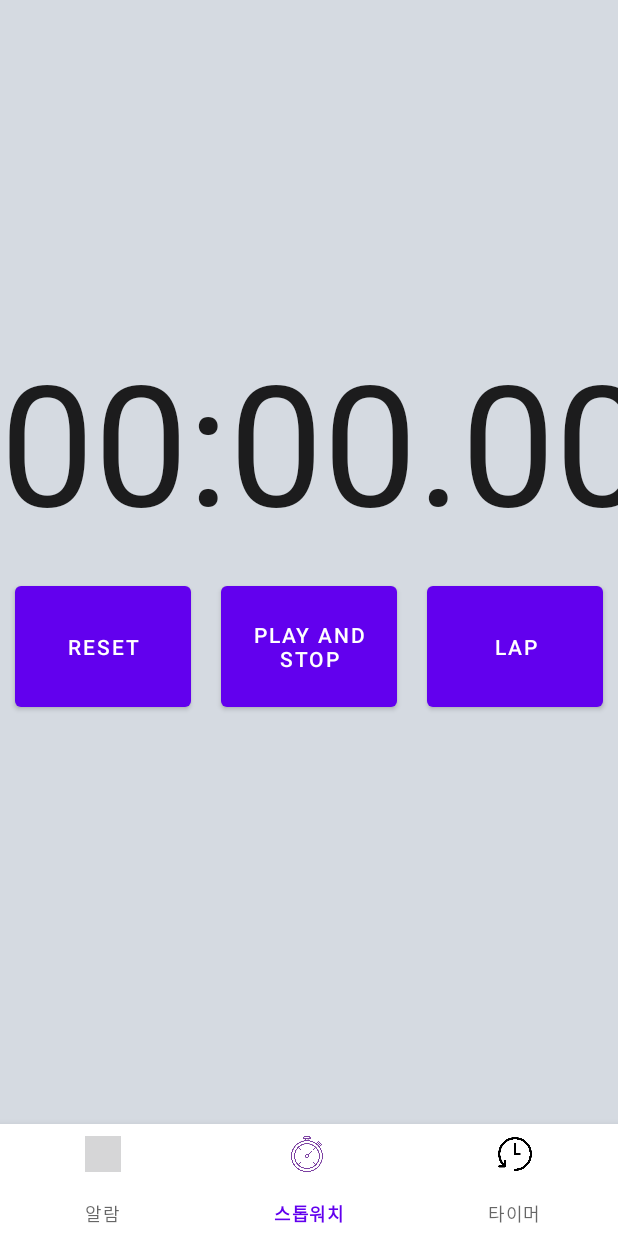
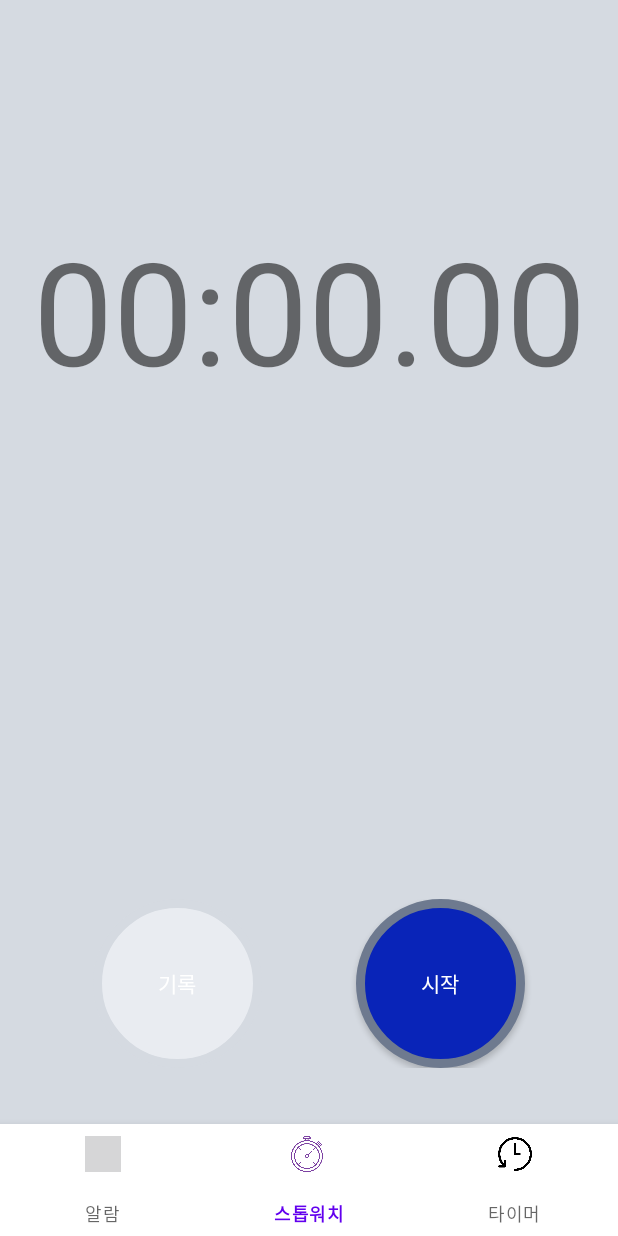
Before and after one commit to twaun95/Clock, an Android app: the screen it shows after launch (MainActivity), item 2 of the bottom bar chosen, on a phone screen of 412 x 824 dp. Run offline under Robolectric (Android 15) with nearby library versions, the phone set to English and light mode, and no system bars; our stand-ins replace data binding.

Commit message:
스톱워치 뷰 & 버튼 로직

```diff
--- /dev/null
+++ b/app/src/main/java/com/twaun95/clock/presentation/extensions/String.kt
@@ -0,0 +1,19 @@
+package com.twaun95.clock.presentation.extensions
+
+import java.text.DecimalFormat
+
+fun Int.toDigitFormat(digitCount: Int) : String{
+//    var pattern = ""
+//    repeat(digitCount) { pattern += "0" }
+
+    val formatted = DecimalFormat("00")
+    return formatted.format(this)
+}
+
+fun Int.toDivFormat(digitCount: Int) : String{
+//    var pattern = ""
+//    repeat(digitCount) { pattern += "0" }
+
+    val formatted = DecimalFormat("00")
+    return "${formatted.format(this)} : "
+}
--- a/app/src/main/java/com/twaun95/clock/presentation/ui/stopwatch/StopwatchFragment.kt
+++ b/app/src/main/java/com/twaun95/clock/presentation/ui/stopwatch/StopwatchFragment.kt
@@ -37,20 +37,6 @@ class StopwatchFragment :
             lapAdapter.update(this.fragmentVM.lapList)
         }
 
-        binding.buttonPlayStop.setOnSingleClickListener {
-            when (this.fragmentVM.state.value) {
-                StopWatchState.IDLE -> {
-                    fragmentVM.startTimer()
-                }
-                StopWatchState.RUNNING -> {
-                    fragmentVM.pauseTimer()
-                }
-                StopWatchState.PAUSE -> {
-                    fragmentVM.startTimer()
-                }
-            }
-        }
-
         binding.buttonLap.setOnSingleClickListener {
             this.fragmentVM.addLapTime()
             lapAdapter.update(this.fragmentVM.lapList)
--- a/app/src/main/java/com/twaun95/clock/presentation/ui/stopwatch/StopwatchFragmentViewModel.kt
+++ b/app/src/main/java/com/twaun95/clock/presentation/ui/stopwatch/StopwatchFragmentViewModel.kt
@@ -1,6 +1,8 @@
 package com.twaun95.clock.presentation.ui.stopwatch
 
 import com.twaun95.clock.common.MutableNonNullLiveData
+import com.twaun95.clock.presentation.extensions.toDigitFormat
+import com.twaun95.clock.presentation.extensions.toDivFormat
 import com.twaun95.core.base.BaseViewModel
 import java.text.DecimalFormat
 import java.util.*
@@ -8,12 +10,34 @@ import kotlin.concurrent.timer
 
 class StopwatchFragmentViewModel : BaseViewModel() {
 
+    //TODO uniform 딱 맞게 구현
     val state by lazy { MutableNonNullLiveData<StopWatchState>(StopWatchState.IDLE) }
 
     val time by lazy { MutableNonNullLiveData(0) } // 1000-1초
     private var timerTask: Timer? = null
 
+    val minute by lazy { MutableNonNullLiveData("00") }
+    val sec by lazy { MutableNonNullLiveData("00") }
+    val mSec by lazy { MutableNonNullLiveData("00") }
+
     val lapList = mutableListOf<Lap>()
+
+
+
+    fun playOrPause() {
+        when (state.value) {
+            StopWatchState.IDLE -> {
+                startTimer()
+            }
+            StopWatchState.RUNNING -> {
+                pauseTimer()
+            }
+            StopWatchState.PAUSE -> {
+                startTimer()
+            }
+        }
+    }
+
 
     fun reset() {
         resetTimer()
@@ -24,6 +48,9 @@ class StopwatchFragmentViewModel : BaseViewModel() {
         state.value = StopWatchState.RUNNING
         timerTask = timer(period = 10){
             time.postValue(time.value.plus(1))
+            minute.postValue((time.value/6000).toDigitFormat(2))
+            sec.postValue(((time.value/100)%60).toDigitFormat(2))
+            mSec.postValue((time.value%100).toDigitFormat(2))
         }
     }
 
@@ -35,6 +62,9 @@ class StopwatchFragmentViewModel : BaseViewModel() {
     private fun resetTimer() {
         timerTask?.cancel()
         time.value = 0
+        minute.postValue(0.toDigitFormat(2))
+        sec.postValue(0.toDigitFormat(2))
+        mSec.postValue(0.toDigitFormat(2))
         state.value = StopWatchState.IDLE
     }
 
--- a/app/src/main/java/com/twaun95/clock/presentation/ui/view/StopWatchText.kt
+++ b/app/src/main/java/com/twaun95/clock/presentation/ui/view/StopWatchText.kt
@@ -30,7 +30,7 @@ class StopWatchText : AppCompatTextView {
         ).apply {
             try {
                 this@StopWatchText.time = getInt(R.styleable.StopWatchText_time, 0)
-//                this@StopWatchText.text = timeDivide(time)
+                this@StopWatchText.text = timeDivide(time)
             } finally {
                 recycle()
             }
@@ -39,9 +39,9 @@ class StopWatchText : AppCompatTextView {
 
     private var time: Int
 
-
     fun setTime(inputTime: Int) {
         this.time = inputTime
+        this.text = timeDivide(this.time)
         invalidate()
     }
 
@@ -61,7 +61,6 @@ class StopWatchText : AppCompatTextView {
 
     override fun onDraw(canvas: Canvas) {
         super.onDraw(canvas)
-//        measureText()
-        canvas.drawText(timeDivide(this.time), 0f, (height / 2) - (paint.descent() + paint.ascent()) / 2, paint)
+//        canvas.drawText(timeDivide(this.time), 0f, (height / 2) - (paint.descent() + paint.ascent()) / 2, paint)
     }
 }
--- /dev/null
+++ b/app/src/main/res/drawable/button_stopwatch_lap.xml
@@ -0,0 +1,23 @@
+<?xml version="1.0" encoding="utf-8"?>
+<selector xmlns:android="http://schemas.android.com/apk/res/android">
+    <item android:state_pressed="true">
+        <shape android:shape="oval">
+            <solid android:color="@color/blue_sub"/>
+            <stroke android:color="@color/mono4" android:width="6dp"/>
+        </shape>
+    </item>
+
+    <item android:state_enabled="false">
+        <shape android:shape="oval">
+            <solid android:color="@color/mono3"/>
+            <stroke android:color="@color/mono4" android:width="6dp"/>
+        </shape>
+    </item>
+
+    <item>
+        <shape android:shape="oval">
+            <solid android:color="@color/blue"/>
+            <stroke android:color="@color/mono6" android:width="6dp"/>
+        </shape>
+    </item>
+</selector>
--- /dev/null
+++ b/app/src/main/res/drawable/button_stopwatch_pause.xml
@@ -0,0 +1,16 @@
+<?xml version="1.0" encoding="utf-8"?>
+<selector xmlns:android="http://schemas.android.com/apk/res/android">
+    <item android:state_pressed="true">
+        <shape android:shape="oval">
+            <solid android:color="@color/red_sub"/>
+            <stroke android:color="@color/mono4" android:width="6dp"/>
+        </shape>
+    </item>
+
+    <item>
+        <shape android:shape="oval">
+            <solid android:color="@color/red"/>
+            <stroke android:color="@color/mono6" android:width="6dp"/>
+        </shape>
+    </item>
+</selector>
--- /dev/null
+++ b/app/src/main/res/drawable/button_stopwatch_reset.xml
@@ -0,0 +1,16 @@
+<?xml version="1.0" encoding="utf-8"?>
+<selector xmlns:android="http://schemas.android.com/apk/res/android">
+    <item android:state_pressed="true">
+        <shape android:shape="oval">
+            <solid android:color="@color/blue_sub"/>
+            <stroke android:color="@color/mono4" android:width="6dp"/>
+        </shape>
+    </item>
+
+    <item>
+        <shape android:shape="oval">
+            <solid android:color="@color/blue"/>
+            <stroke android:color="@color/mono6" android:width="6dp"/>
+        </shape>
+    </item>
+</selector>
--- /dev/null
+++ b/app/src/main/res/drawable/button_stopwatch_start.xml
@@ -0,0 +1,16 @@
+<?xml version="1.0" encoding="utf-8"?>
+<selector xmlns:android="http://schemas.android.com/apk/res/android">
+    <item android:state_pressed="true">
+        <shape android:shape="oval">
+            <solid android:color="@color/blue_sub"/>
+            <stroke android:color="@color/mono4" android:width="6dp"/>
+        </shape>
+    </item>
+
+    <item>
+        <shape android:shape="oval">
+            <solid android:color="@color/blue"/>
+            <stroke android:color="@color/mono6" android:width="6dp"/>
+        </shape>
+    </item>
+</selector>
--- a/app/src/main/res/layout/fragment_stopwatch.xml
+++ b/app/src/main/res/layout/fragment_stopwatch.xml
@@ -1,13 +1,15 @@
 <?xml version="1.0" encoding="utf-8"?>
-<layout xmlns:app="http://schemas.android.com/apk/res-auto"
-    xmlns:tools="http://schemas.android.com/tools"
-    xmlns:android="http://schemas.android.com/apk/res/android">
+<layout xmlns:android="http://schemas.android.com/apk/res/android"
+    xmlns:app="http://schemas.android.com/apk/res-auto"
+    xmlns:tools="http://schemas.android.com/tools">
 
     <data>
 
         <variable
             name="fragmentVM"
             type="com.twaun95.clock.presentation.ui.stopwatch.StopwatchFragmentViewModel" />
+
+        <import type="com.twaun95.clock.presentation.ui.stopwatch.StopWatchState" />
     </data>
 
     <FrameLayout
@@ -23,24 +25,27 @@
                 android:id="@+id/layout_watch"
                 android:layout_width="0dp"
                 android:layout_height="0dp"
+                android:layout_margin="20dp"
                 app:layout_constraintBottom_toTopOf="@id/gl_bottom_watch"
                 app:layout_constraintEnd_toEndOf="parent"
                 app:layout_constraintHorizontal_bias="0.5"
                 app:layout_constraintStart_toStartOf="parent"
                 app:layout_constraintTop_toBottomOf="@id/gl_top_watch">
 
-                <com.twaun95.clock.presentation.ui.view.StopWatchText
-                    android:id="@+id/text_time"
+                <TextView
+                    android:id="@+id/textView"
                     android:layout_width="0dp"
                     android:layout_height="0dp"
+                    android:autoSizeTextType="uniform"
                     android:gravity="center"
-                    android:autoSizeTextType="uniform"
-                    app:time="@{fragmentVM.time}"
-                    android:fontFamily="@font/semi_bold"
-                    app:layout_constraintLeft_toLeftOf="parent"
-                    app:layout_constraintRight_toRightOf="parent"
+                    android:text="@{@string/timer(fragmentVM.minute, fragmentVM.sec, fragmentVM.mSec)}"
+                    app:layout_constraintBottom_toBottomOf="parent"
+                    app:layout_constraintEnd_toEndOf="parent"
+                    app:layout_constraintHorizontal_bias="0.5"
+                    app:layout_constraintStart_toStartOf="parent"
                     app:layout_constraintTop_toTopOf="parent"
-                    app:layout_constraintBottom_toBottomOf="parent"/>
+                    tools:text="00:00.00" />
+
             </androidx.constraintlayout.widget.ConstraintLayout>
 
             <androidx.constraintlayout.widget.ConstraintLayout
@@ -53,41 +58,65 @@
                 app:layout_constraintStart_toStartOf="parent"
                 app:layout_constraintTop_toBottomOf="@id/gl_top_controller">
 
-                <Button
-                    android:id="@+id/button_reset"
+                <androidx.constraintlayout.widget.ConstraintLayout
+                    android:id="@+id/layout_start_reset"
                     android:layout_width="0dp"
                     android:layout_height="0dp"
-                    android:layout_margin="10dp"
-                    android:text="reset"
                     app:layout_constraintBottom_toBottomOf="parent"
-                    app:layout_constraintEnd_toStartOf="@+id/button_play_stop"
-                    app:layout_constraintHorizontal_bias="0.5"
+                    app:layout_constraintEnd_toStartOf="@id/button_play_stop"
                     app:layout_constraintStart_toStartOf="parent"
-                    app:layout_constraintTop_toTopOf="parent" />
+                    app:layout_constraintTop_toTopOf="parent">
 
-                <Button
+                    <androidx.appcompat.widget.AppCompatButton
+                        android:id="@+id/button_reset"
+                        android:layout_width="0dp"
+                        android:layout_height="0dp"
+                        android:text="@string/reset"
+                        android:textColor="@color/mono1"
+                        android:fontFamily="@font/semi_bold"
+                        android:background="@drawable/button_stopwatch_reset"
+                        android:visibility="@{fragmentVM.state==StopWatchState.PAUSE}"
+                        app:layout_constraintBottom_toBottomOf="parent"
+                        app:layout_constraintDimensionRatio="1"
+                        app:layout_constraintEnd_toEndOf="parent"
+                        app:layout_constraintHorizontal_bias="0.5"
+                        app:layout_constraintStart_toStartOf="parent"
+                        app:layout_constraintTop_toTopOf="parent" />
+
+                    <androidx.appcompat.widget.AppCompatButton
+                        android:id="@+id/button_lap"
+                        android:layout_width="0dp"
+                        android:layout_height="0dp"
+                        android:text="@string/lap"
+                        android:fontFamily="@font/semi_bold"
+                        android:textColor="@color/mono1"
+                        android:background="@drawable/button_stopwatch_lap"
+                        android:enabled="@{fragmentVM.state!=StopWatchState.IDLE}"
+                        android:visibility="@{fragmentVM.state!=StopWatchState.PAUSE}"
+                        app:layout_constraintBottom_toBottomOf="parent"
+                        app:layout_constraintDimensionRatio="1"
+                        app:layout_constraintEnd_toEndOf="parent"
+                        app:layout_constraintHorizontal_bias="0.5"
+                        app:layout_constraintStart_toStartOf="parent"
+                        app:layout_constraintTop_toTopOf="parent" />
+                </androidx.constraintlayout.widget.ConstraintLayout>
+
+                <androidx.appcompat.widget.AppCompatButton
                     android:id="@+id/button_play_stop"
                     android:layout_width="0dp"
                     android:layout_height="0dp"
-                    android:layout_margin="10dp"
-                    android:text="Play and Stop"
+                    android:background="@{fragmentVM.state==StopWatchState.RUNNING ? @drawable/button_stopwatch_pause : @drawable/button_stopwatch_start}"
+                    android:fontFamily="@font/semi_bold"
+                    android:onClick="@{()->fragmentVM.playOrPause()}"
+                    android:text="@{fragmentVM.state==StopWatchState.IDLE ? @string/start : fragmentVM.state==StopWatchState.RUNNING ? @string/pause : @string/play}"
+                    android:textColor="@color/mono1"
                     app:layout_constraintBottom_toBottomOf="parent"
-                    app:layout_constraintEnd_toStartOf="@+id/button_lap"
+                    app:layout_constraintDimensionRatio="1"
+                    app:layout_constraintEnd_toEndOf="parent"
                     app:layout_constraintHorizontal_bias="0.5"
-                    app:layout_constraintStart_toEndOf="@+id/button_reset"
+                    app:layout_constraintStart_toEndOf="@+id/layout_start_reset"
                     app:layout_constraintTop_toTopOf="parent" />
 
-                <Button
-                    android:id="@+id/button_lap"
-                    android:layout_width="0dp"
-                    android:layout_height="0dp"
-                    android:layout_margin="10dp"
-                    android:text="Lap"
-                    app:layout_constraintBottom_toBottomOf="parent"
-                    app:layout_constraintEnd_toEndOf="parent"
-                    app:layout_constraintHorizontal_bias="0.5"
-                    app:layout_constraintStart_toEndOf="@+id/button_play_stop"
-                    app:layout_constraintTop_toTopOf="parent" />
             </androidx.constraintlayout.widget.ConstraintLayout>
 
             <androidx.constraintlayout.widget.ConstraintLayout
@@ -102,9 +131,11 @@
 
                 <androidx.recyclerview.widget.RecyclerView
                     android:id="@+id/rv_lap"
+                    android:layout_width="match_parent"
+                    android:layout_height="wrap_content"
+                    android:background="@color/mono2"
                     app:layoutManager="androidx.recyclerview.widget.LinearLayoutManager"
-                    android:layout_width="match_parent"
-                    android:layout_height="match_parent"/>
+                    app:layout_constraintTop_toTopOf="parent" />
 
             </androidx.constraintlayout.widget.ConstraintLayout>
 
@@ -113,42 +144,42 @@
                 android:layout_width="0dp"
                 android:layout_height="0dp"
                 android:orientation="horizontal"
-                app:layout_constraintGuide_percent="0.3" />
+                app:layout_constraintGuide_percent="0.15" />
 
             <androidx.constraintlayout.widget.Guideline
                 android:id="@+id/gl_bottom_watch"
                 android:layout_width="0dp"
                 android:layout_height="0dp"
                 android:orientation="horizontal"
-                app:layout_constraintGuide_percent="0.5" />
+                app:layout_constraintGuide_percent="0.4" />
 
             <androidx.constraintlayout.widget.Guideline
                 android:id="@+id/gl_top_controller"
                 android:layout_width="0dp"
                 android:layout_height="0dp"
                 android:orientation="horizontal"
-                app:layout_constraintGuide_percent="0.5" />
+                app:layout_constraintGuide_percent="0.8" />
 
             <androidx.constraintlayout.widget.Guideline
                 android:id="@+id/gl_bottom_controller"
                 android:layout_width="0dp"
                 android:layout_height="0dp"
                 android:orientation="horizontal"
-                app:layout_constraintGuide_percent="0.65" />
+                app:layout_constraintGuide_percent="0.95" />
 
             <androidx.constraintlayout.widget.Guideline
                 android:id="@+id/gl_top_list"
                 android:layout_width="0dp"
                 android:layout_height="0dp"
                 android:orientation="horizontal"
-                app:layout_constraintGuide_percent="0.68" />
+                app:layout_constraintGuide_percent="0.4" />
 
             <androidx.constraintlayout.widget.Guideline
                 android:id="@+id/gl_bottom_list"
                 android:layout_width="0dp"
                 android:layout_height="0dp"
                 android:orientation="horizontal"
-                app:layout_constraintGuide_percent="1" />
+                app:layout_constraintGuide_percent="0.75" />
 
         </androidx.constraintlayout.widget.ConstraintLayout>
     </FrameLayout>
--- a/app/src/main/res/layout/item_lap.xml
+++ b/app/src/main/res/layout/item_lap.xml
@@ -24,10 +24,12 @@
             app:layout_constraintTop_toTopOf="parent">
 
             <TextView
+                android:layout_marginStart="20dp"
                 android:id="@+id/tv_order"
                 android:layout_width="wrap_content"
                 android:layout_height="0dp"
                 android:gravity="center"
+                android:textSize="15dp"
                 android:fontFamily="@font/regular"
                 android:textColor="@color/mono8"
                 android:text="TextView"
@@ -37,12 +39,13 @@
 
             <com.twaun95.clock.presentation.ui.view.StopWatchText
                 android:id="@+id/tv_laptime"
+                android:layout_marginRight="20dp"
                 android:layout_width="80dp"
                 android:layout_height="0dp"
                 android:gravity="center"
                 app:time="@{lapTime.time}"
+                android:textSize="15dp"
                 android:fontFamily="@font/regular"
-                android:textColor="@color/mono8"
                 app:layout_constraintBottom_toBottomOf="parent"
                 app:layout_constraintRight_toRightOf="parent"
                 app:layout_constraintTop_toTopOf="parent" />
--- a/app/src/main/res/values/colors.xml
+++ b/app/src/main/res/values/colors.xml
@@ -18,4 +18,11 @@
     <color name="mono6">#6E7A8F</color>
     <color name="mono7">#707478</color>
     <color name="mono8">#202020</color>
+
+    <color name="red">#D52222</color>
+    <color name="red_sub">#DC4949</color>
+
+    <color name="blue">#0924B8</color>
+    <color name="blue_sub">#304AD8</color>
+
 </resources>
--- a/app/src/main/res/values/strings.xml
+++ b/app/src/main/res/values/strings.xml
@@ -5,5 +5,12 @@
     <string name="page_stop_watch">스톱워치</string>
     <string name="page_timer">타이머</string>
 
-    <string name="timer">%s : %s . %s</string>
+    <string name="timer">%s:%s.%s</string>
+
+    <string name="reset">초기화</string>
+    <string name="lap">기록</string>
+    <string name="start">시작</string>
+    <string name="pause">중지</string>
+    <string name="play">이어서</string>
+
 </resources>
```
